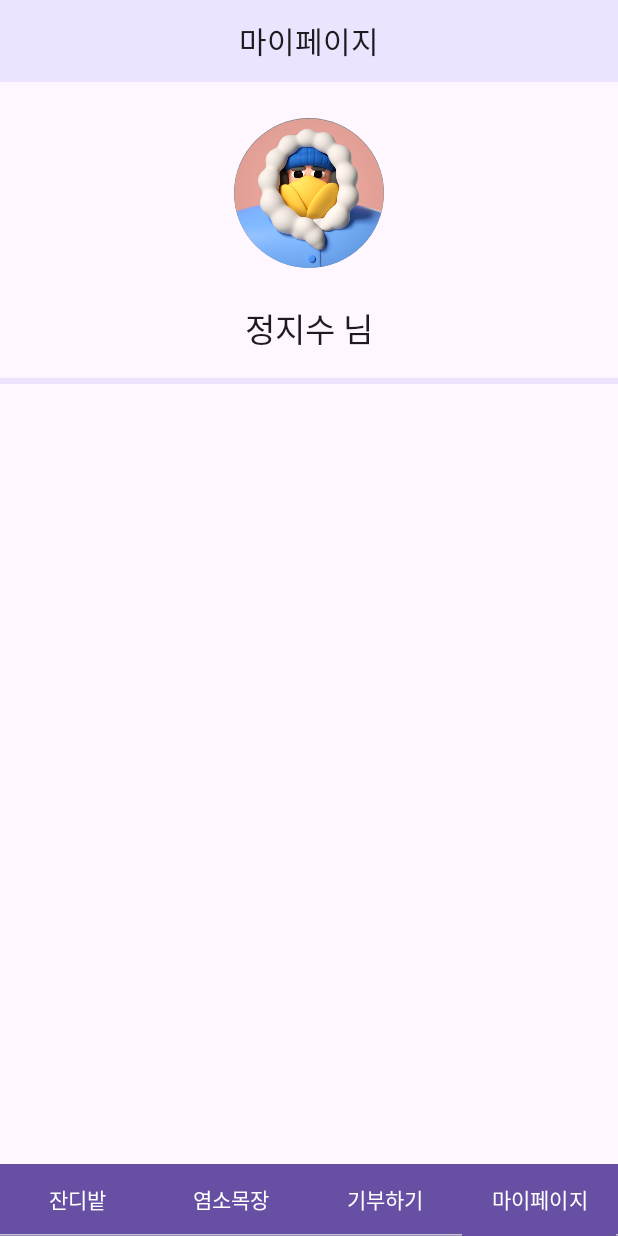
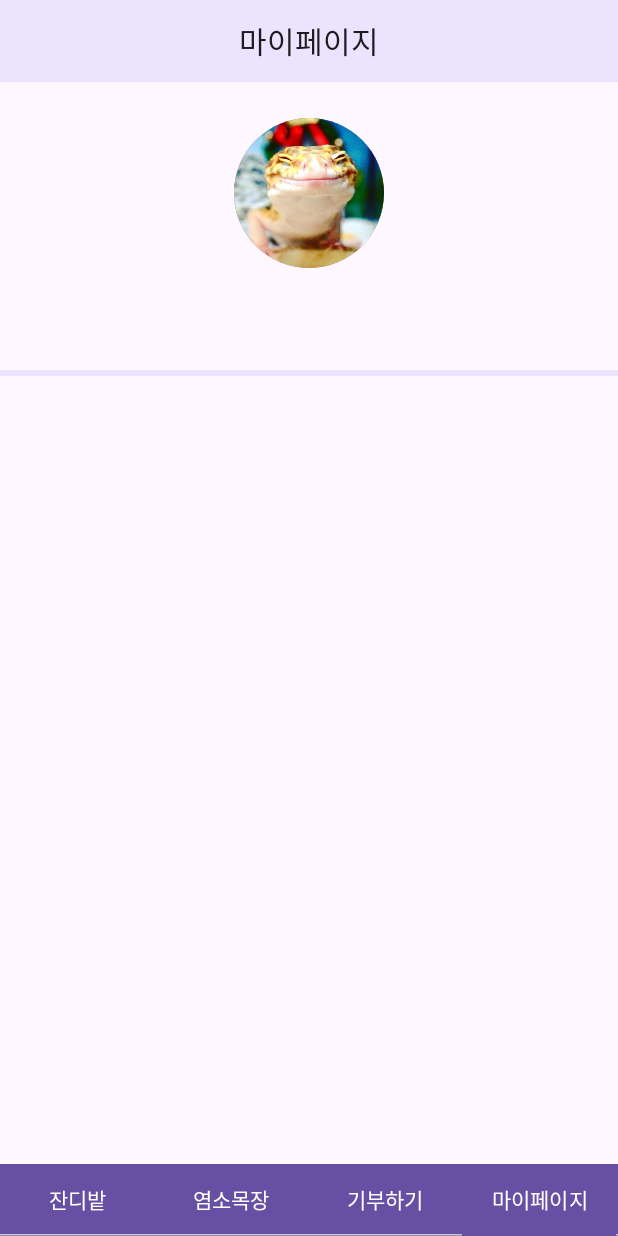
Before and after one commit to GDSC-KAIST-Sparklingthon/goat_front, an Android app built with Jetpack Compose: the @Preview function MainContentPreview, item 4 of the bottom bar chosen, on a phone screen of 412 x 824 dp. Run offline under Robolectric (Android 15) with nearby library versions, the phone set to English and light mode, and no system bars; libraries missing offline, so code that uses them is left out: com.kakao.sdk.

Commit message:
[merge] main & moonjung

```diff
--- a/app/src/main/AndroidManifest.xml
+++ b/app/src/main/AndroidManifest.xml
@@ -29,17 +29,17 @@
             android:exported="true"
             android:label="@string/app_name"
             android:theme="@style/Theme.Sparklington">
-
+            <intent-filter>
+                <action android:name="android.intent.action.MAIN" />
+                <category android:name="android.intent.category.LAUNCHER" />
+            </intent-filter>
         </activity>
         <activity
             android:name=".MainActivity"
             android:exported="true"
             android:label="@string/app_name"
             android:theme="@style/Theme.Sparklington">
-            <intent-filter>
-                <action android:name="android.intent.action.MAIN" />
-                <category android:name="android.intent.category.LAUNCHER" />
-            </intent-filter>
+
         </activity>
     </application>
 
--- a/app/src/main/java/com/example/sparklington/LoginActivity.kt
+++ b/app/src/main/java/com/example/sparklington/LoginActivity.kt
@@ -108,7 +108,6 @@ class LoginActivity : ComponentActivity() {
                 Log.e(Constants.TAG, "카카오톡 프로필 가져오기 실패", error)
             } else if (profile != null) {
                 UserDataHolder.nickname = profile.nickname
-                UserDataHolder.profile_picture_URL = profile.profileImageUrl
                 Toast.makeText(this, "${profile.nickname}님 로그인 성공!", Toast.LENGTH_SHORT).show()
             }
         }
--- a/app/src/main/java/com/example/sparklington/MainActivity.kt
+++ b/app/src/main/java/com/example/sparklington/MainActivity.kt
@@ -2,6 +2,7 @@ package com.example.sparklington
 
 import android.annotation.SuppressLint
 import android.os.Bundle
+import android.util.Log
 import androidx.activity.ComponentActivity
 import androidx.activity.compose.setContent
 import androidx.compose.foundation.layout.Column
@@ -12,6 +13,8 @@ import androidx.compose.runtime.*
 import androidx.compose.runtime.saveable.rememberSaveable
 import androidx.compose.ui.Modifier
 import androidx.compose.ui.tooling.preview.Preview
+import com.example.sparklington.ServerCommunication.makeLoginRequest
+import com.example.sparklington.UserDataHolder.accessToken
 import com.example.sparklington.ui.theme.SparklingtonTheme
 
 class MainActivity : ComponentActivity() {
@@ -24,6 +27,7 @@ class MainActivity : ComponentActivity() {
                 }
             }
         }
+
     }
 }
 
--- a/app/src/main/java/com/example/sparklington/ServerCommunication/APIService.kt
+++ b/app/src/main/java/com/example/sparklington/ServerCommunication/APIService.kt
@@ -24,7 +24,6 @@ data class UpdateGrassNumRequest(val grass_num: Int): UpdateUserRequest()
 data class UpdateGardenArrayRequest(val garden_array: List<Pair<Int, Int>>): UpdateUserRequest()
 data class UpdateDonatedGoatNumRequest(val donated_goat_num: Int): UpdateUserRequest()
 
-
 interface ApiService {
 
     @GET("api/user/")
--- a/app/src/main/java/com/example/sparklington/TabContent4.kt
+++ b/app/src/main/java/com/example/sparklington/TabContent4.kt
@@ -14,6 +14,7 @@ import androidx.compose.ui.graphics.Color
 import androidx.compose.ui.unit.dp
 import androidx.compose.ui.unit.sp
 import androidx.compose.ui.draw.clip
+import androidx.compose.ui.layout.ContentScale
 import androidx.compose.ui.res.painterResource
 
 @Composable
@@ -41,21 +42,21 @@ fun TabContent4() {
         Spacer(modifier = Modifier.height(24.dp))
 
         // 회색 원 프로필 이미지 대체
-        Box(
+        Image(
+            painter = painterResource(id = R.drawable.profile),
+            contentDescription = null,
+            contentScale = ContentScale.Fit,
             modifier = Modifier
                 .size(100.dp)
                 .clip(CircleShape)
                 .background(Color.Gray)
-        ){
-            Image(painter = painterResource(id = R.drawable.avatar),
-                contentDescription = "")
-        }
+        )
 
         Spacer(modifier = Modifier.height(16.dp))
 
         // 사용자 이름
         Text(
-            text = "정지수 님",
+            text = UserDataHolder.nickname ?: "",
             style = MaterialTheme.typography.titleLarge,
             modifier = Modifier.padding(top = 8.dp)
         )
--- a/app/src/main/java/com/example/sparklington/UserDataHandler.kt
+++ b/app/src/main/java/com/example/sparklington/UserDataHandler.kt
@@ -1,10 +1,15 @@
 package com.example.sparklington
 
+import android.util.Log
+import android.widget.Toast
+import com.example.sparklington.ServerCommunication.Constants
 import com.example.sparklington.ServerCommunication.UpdateDonatedGoatNumRequest
 import com.example.sparklington.ServerCommunication.UpdateGardenArrayRequest
 import com.example.sparklington.ServerCommunication.UpdateGoatAgeRequest
 import com.example.sparklington.ServerCommunication.UpdateGrassNumRequest
+import com.example.sparklington.ServerCommunication.makeLoginRequest
 import com.example.sparklington.ServerCommunication.updateUser
+import com.kakao.sdk.talk.TalkApiClient
 
 object  UserDataHolder {
     var accessToken: String? = "rnI4WnOusUrZ_MZ_jAV0pq5J663NFzTMAAAAAQoqJZEAAAGRg9tFw1XuKbObXTiX"
```
Also changed, not shown: app/src/main/res/drawable/profile.png (added).
